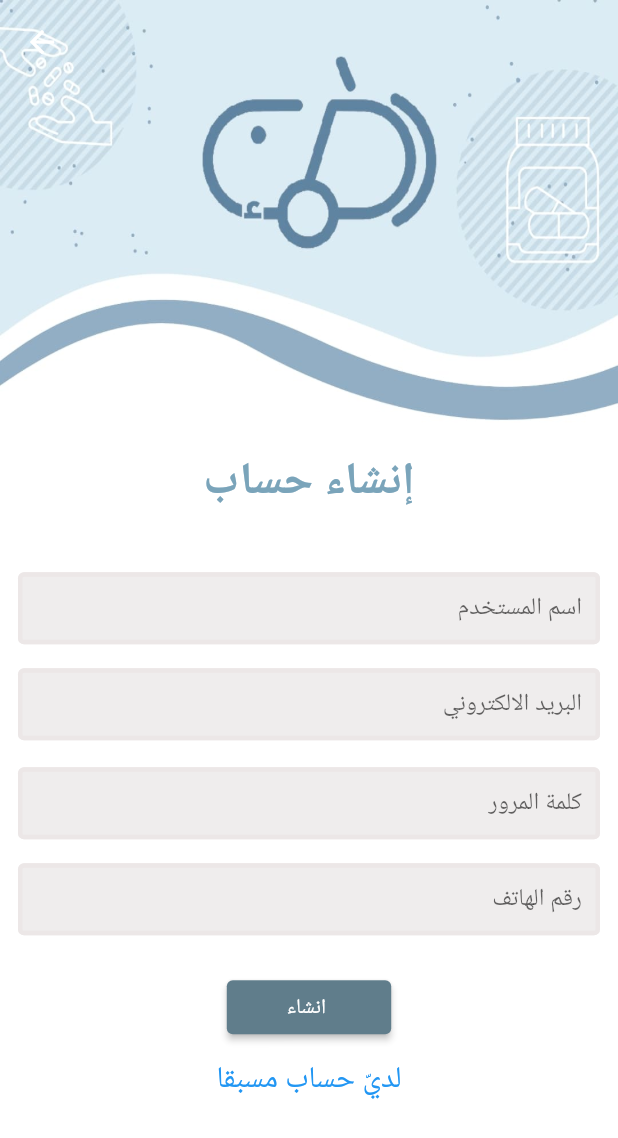
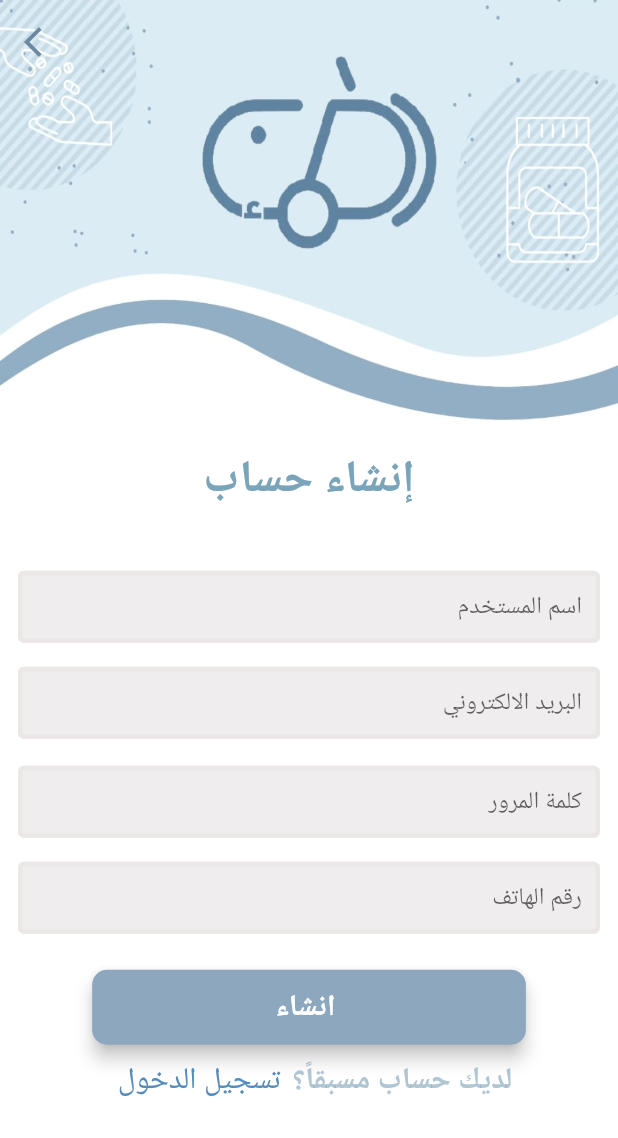
Before and after one commit to aljoharash/Itmaen-G9, a Flutter app: the SignUpScreen screen opened directly, on a phone screen of 412 x 824 dp. Shown: the top 1138 px of the screen. Run offline on Flutter 3.47's test engine with Material 2 defaults, Android fonts, the phone set to English and light mode, and no system bars; our stand-ins replace cloud_firestore, curved_navigation_bar, firebase_auth, firebase_core, flutter_secure_storage, fluttertoast and 6 more; missing offline and left inert: dart:ffi, flutter_barcode_scanner; accounts and stored records are empty; Roboto replaces fonts that are missing (Tajawal).

Commit message:
more edits

```diff
--- a/itmaen/lib/signUp.dart
+++ b/itmaen/lib/signUp.dart
@@ -25,6 +25,7 @@ class _SignUpScreen extends State<SignUpScreen> {
   TextEditingController password = new TextEditingController();
   TextEditingController phoneNum = new TextEditingController();
   String errorMessage = '';
+
   @override
   Widget build(BuildContext context) {
     return Scaffold(
@@ -32,6 +33,15 @@ class _SignUpScreen extends State<SignUpScreen> {
         appBar: AppBar(
           backgroundColor: Colors.transparent,
           elevation: 0,
+          automaticallyImplyLeading: true,
+          leading: IconButton(
+            icon: Icon(Icons.arrow_back_ios),
+            color: Color.fromARGB(255, 107, 137, 162),
+            onPressed: () {
+              Navigator.of(context).pushReplacement(
+                  MaterialPageRoute(builder: (context) => LoginPage()));
+            },
+          ),
         ),
         body: SingleChildScrollView(
             child: Container(
@@ -196,10 +206,39 @@ class _SignUpScreen extends State<SignUpScreen> {
                             SizedBox(
                               height: 24.0,
                             ),
-                            ElevatedButton(
-                              style: TextButton.styleFrom(
-                                  padding: EdgeInsets.symmetric(horizontal: 40),
-                                  backgroundColor: Colors.blueGrey),
+                            /* MaterialButton(
+                                shape: RoundedRectangleBorder(
+                                    borderRadius: BorderRadius.all(
+                                        Radius.circular(10.0))),
+                                elevation: 5.0,
+                                height: 50,
+                                padding: EdgeInsets.symmetric(
+                                    vertical: 11, horizontal: 122),
+                                onPressed: () {
+                                  setState(() {
+                                    visible = true;
+                                  });
+                                  signIn(emailController.text,
+                                      passwordController.text);
+                                },
+                                child: Text(
+                                  "تسجيل الدخول",
+                                  style: GoogleFonts.tajawal(
+                                    fontSize: 20,
+                                    color: Colors.white,
+                                    fontWeight: FontWeight.bold,
+                                  ),
+                                ),
+                                color: Color.fromARGB(255, 140, 167, 190),
+                              ),*/
+                            MaterialButton(
+                              shape: RoundedRectangleBorder(
+                                  borderRadius:
+                                      BorderRadius.all(Radius.circular(10.0))),
+                              elevation: 5.0,
+                              height: 50,
+                              padding: EdgeInsets.symmetric(
+                                  vertical: 11, horizontal: 122),
                               onPressed: () async {
                                 if (_formKey.currentState!.validate()) {
                                   try {
@@ -231,22 +270,47 @@ class _SignUpScreen extends State<SignUpScreen> {
                                   setState(() {});
                                 }
                               },
-                              child: Text('انشاء ', style: GoogleFonts.tajawal()
+                              child: Text(
+                                'انشاء ',
+                                style: GoogleFonts.tajawal(
+                                  fontSize: 20,
+                                  color: Colors.white,
+                                  fontWeight: FontWeight.bold,
                                   // style: TextStyle(fontFamily: 'Madani Arabic Black'),
                                 ),
                               ),
+                              color: Color.fromARGB(255, 140, 167, 190),
+                            ),
+                            Row(
+                                mainAxisAlignment: MainAxisAlignment.center,
+                                crossAxisAlignment: CrossAxisAlignment.center,
+                                children: [
                                   TextButton(
-                              style: TextButton.styleFrom(
-                                textStyle: const TextStyle(fontSize: 20),
-                              ),
                                       onPressed: () {
                                         Navigator.of(context).pushReplacement(
                                             MaterialPageRoute(
-                                        builder: (context) => LoginPage()));
+                                                builder: (context) =>
+                                                    LoginPage()));
                                       },
-                              child: Text('لديّ حساب مسبقا',
-                                  style: GoogleFonts.tajawal()),
+                                      child: const Text('تسجيل الدخول',
+                                          style: TextStyle(
+                                            fontSize: 20,
+                                            // fontWeight: bold,
+                                            color: Color.fromARGB(
+                                                255, 84, 139, 187),
+
+                                            /* decoration:
+                                                TextDecoration.underline,*/
+                                          ))),
+                                  Text(
+                                    'لديك حساب مسبقاً؟',
+                                    style: GoogleFonts.tajawal(
+                                        fontSize: 20,
+                                        color:
+                                            Color.fromARGB(167, 135, 168, 188),
+                                        fontWeight: FontWeight.bold),
                                   ),
+                                ]),
                           ]),
                     ),
                   ),
@@ -256,9 +320,7 @@ class _SignUpScreen extends State<SignUpScreen> {
   }
 
   String? ValidateEmail(String? formEmail) {
-    if (formEmail == null || formEmail.isEmpty)
-      return ' الرجاء ادخال البريد الالكتروني';
-
+    if (formEmail == null || formEmail.isEmpty) return "يجب ملء هذا الحقل";
     String pattern = r'\w+@\w+\.\w+';
     RegExp regex = RegExp(pattern);
     if (!regex.hasMatch(formEmail.trim()))
@@ -268,7 +330,7 @@ class _SignUpScreen extends State<SignUpScreen> {
 
   String? ValidatePassword(String? formPassword) {
     if (formPassword == null || formPassword.isEmpty)
-      return ' الرجاء ادخال الرقم السري';
+      return "يجب ملء هذا الحقل";
     String pattern = r'^(?=.*[A-Za-z])(?=.*\d)[A-Za-z\d]{8,}$';
     RegExp regex = RegExp(pattern);
     if (!regex.hasMatch(formPassword.trim()))
@@ -278,8 +340,7 @@ class _SignUpScreen extends State<SignUpScreen> {
   }
 
   String? ValidateUserName(String? FormName) {
-    if (FormName == null || FormName.isEmpty)
-      return 'الرجاء ادخال اسم المستخدم';
+    if (FormName == null || FormName.isEmpty) return "يجب ملء هذا الحقل";
     String pattern =
         r'^(?=.{2,20}$)(?![_.])(?!.*[_.]{2})[a-zA-Z0-9._]+(?<![_.])$';
     RegExp regex = RegExp(pattern);
@@ -290,7 +351,7 @@ class _SignUpScreen extends State<SignUpScreen> {
 
   String? ValidatePhoneNumber(String? FormNhoneNumber) {
     if (FormNhoneNumber == null || FormNhoneNumber.isEmpty)
-      return 'الرجاء ادخال رقم الهاتف';
+      return "يجب ملء هذا الحقل";
     String pattern =
         r'[\+]?[(]?[0-9]{3}[)]?[-\s\.]?[0-9]{3}[-\s\.]?[0-9]{4,6}$';
     RegExp regex = RegExp(pattern);
```
Also changed, not shown: 1 other file. Lines whose indentation alone changed are shown as unchanged.
